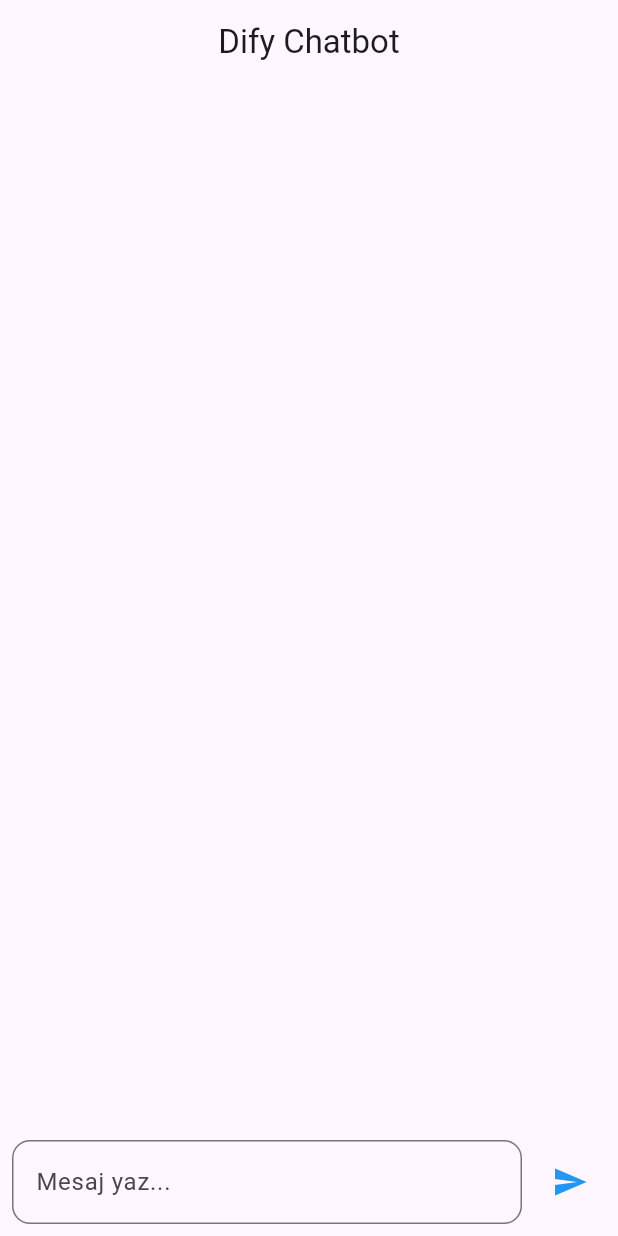
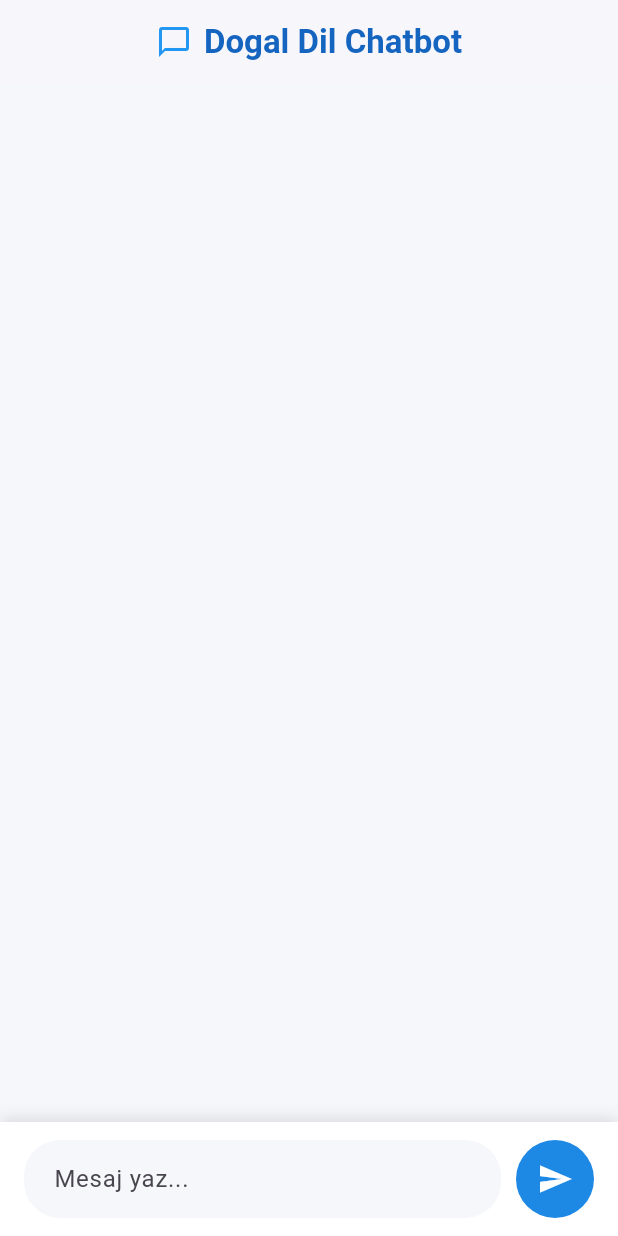
Before and after one commit to ahmetfarukaksu/dogal-dil, a Flutter app: the screen it shows after launch, on a phone screen of 412 x 824 dp. Run offline on Flutter 3.47's test engine with Material 3 defaults, Android fonts, the phone set to English and light mode, and no system bars.

Commit message:
feat: Update README and main.dart for improved user experience and project clarity

```diff
--- a/lib/main.dart
+++ b/lib/main.dart
@@ -8,9 +8,10 @@
   @override
   Widget build(BuildContext context) {
     return MaterialApp(
-      title: 'Dify Chatbot',
+      title: 'DogaL Dil Chatbot',
       theme: ThemeData(primarySwatch: Colors.blue),
       home: ChatScreen(),
+      debugShowCheckedModeBanner: false,
     );
   }
 }
@@ -109,34 +110,83 @@
   @override
   Widget build(BuildContext context) {
     return Scaffold(
+      backgroundColor: Color(0xFFF6F7FB),
       appBar: AppBar(
-        title: Text('Dify Chatbot'),
+        backgroundColor: Colors.white,
+        elevation: 1,
+        title: Row(
+          mainAxisAlignment: MainAxisAlignment.center,
+          children: [
+            Icon(Icons.chat_bubble_outline, color: Colors.blue),
+            SizedBox(width: 8),
+            Text('Dogal Dil Chatbot', style: TextStyle(color: Colors.blue[800], fontWeight: FontWeight.bold)),
+          ],
+        ),
         centerTitle: true,
+        iconTheme: IconThemeData(color: Colors.blue[800]),
       ),
       body: Column(
         children: [
           Expanded(
             child: ListView.builder(
               controller: _scrollController,
-              padding: EdgeInsets.all(8.0),
+              padding: EdgeInsets.all(16.0),
               itemCount: _messages.length,
               itemBuilder: (context, index) {
                 final message = _messages[index];
                 final isUser = message['sender'] == 'user';
-                return Align(
-                  alignment: isUser ? Alignment.centerRight : Alignment.centerLeft,
+                return Row(
+                  mainAxisAlignment: isUser ? MainAxisAlignment.end : MainAxisAlignment.start,
+                  crossAxisAlignment: CrossAxisAlignment.end,
+                  children: [
+                    if (!isUser)
+                      Padding(
+                        padding: const EdgeInsets.only(right: 8.0),
+                        child: CircleAvatar(
+                          backgroundColor: Colors.blue[100],
+                          child: Icon(Icons.smart_toy, color: Colors.blue[800]),
+                          radius: 18,
+                        ),
+                      ),
+                    Flexible(
                       child: Container(
-                    margin: EdgeInsets.symmetric(vertical: 4.0, horizontal: 8.0),
-                    padding: EdgeInsets.all(12.0),
+                        margin: EdgeInsets.symmetric(vertical: 6.0),
+                        padding: EdgeInsets.symmetric(vertical: 14.0, horizontal: 18.0),
                         decoration: BoxDecoration(
-                      color: isUser ? Colors.blue[100] : Colors.grey[200],
-                      borderRadius: BorderRadius.circular(12.0),
+                          color: isUser ? Colors.blue[600] : Colors.white,
+                          borderRadius: BorderRadius.only(
+                            topLeft: Radius.circular(20),
+                            topRight: Radius.circular(20),
+                            bottomLeft: Radius.circular(isUser ? 20 : 4),
+                            bottomRight: Radius.circular(isUser ? 4 : 20),
+                          ),
+                          boxShadow: [
+                            BoxShadow(
+                              color: Colors.black12,
+                              blurRadius: 6,
+                              offset: Offset(0, 2),
+                            ),
+                          ],
                         ),
                         child: Text(
                           message['text']!,
-                      style: TextStyle(fontSize: 16.0),
+                          style: TextStyle(
+                            fontSize: 16.0,
+                            color: isUser ? Colors.white : Colors.blueGrey[900],
                           ),
                         ),
+                      ),
+                    ),
+                    if (isUser)
+                      Padding(
+                        padding: const EdgeInsets.only(left: 8.0),
+                        child: CircleAvatar(
+                          backgroundColor: Colors.blue[600],
+                          child: Icon(Icons.person, color: Colors.white),
+                          radius: 18,
+                        ),
+                      ),
+                  ],
                 );
               },
             ),
@@ -146,8 +196,18 @@
               padding: EdgeInsets.all(8.0),
               child: CircularProgressIndicator(),
             ),
-          Padding(
-            padding: EdgeInsets.all(8.0),
+          Container(
+            padding: EdgeInsets.symmetric(horizontal: 16.0, vertical: 12.0),
+            decoration: BoxDecoration(
+              color: Colors.white,
+              boxShadow: [
+                BoxShadow(
+                  color: Colors.black12,
+                  blurRadius: 8,
+                  offset: Offset(0, -2),
+                ),
+              ],
+            ),
             child: Row(
               children: [
                 Expanded(
@@ -155,17 +215,28 @@
                     controller: _controller,
                     decoration: InputDecoration(
                       hintText: 'Mesaj yaz...',
+                      filled: true,
+                      fillColor: Color(0xFFF6F7FB),
+                      contentPadding: EdgeInsets.symmetric(vertical: 14.0, horizontal: 16.0),
                       border: OutlineInputBorder(
-                        borderRadius: BorderRadius.circular(12.0),
+                        borderRadius: BorderRadius.circular(24.0),
+                        borderSide: BorderSide.none,
                       ),
                     ),
                     onSubmitted: (_) => _sendMessage(),
                   ),
                 ),
-                SizedBox(width: 8.0),
-                IconButton(
-                  icon: Icon(Icons.send, color: Colors.blue),
-                  onPressed: _sendMessage,
+                SizedBox(width: 10.0),
+                GestureDetector(
+                  onTap: _sendMessage,
+                  child: Container(
+                    padding: EdgeInsets.all(14.0),
+                    decoration: BoxDecoration(
+                      color: Colors.blue[600],
+                      shape: BoxShape.circle,
+                    ),
+                    child: Icon(Icons.send, color: Colors.white),
+                  ),
                 ),
               ],
             ),
```
Also changed, not shown: pubspec.lock, 1 other file. Lines whose indentation alone changed are shown as unchanged.
